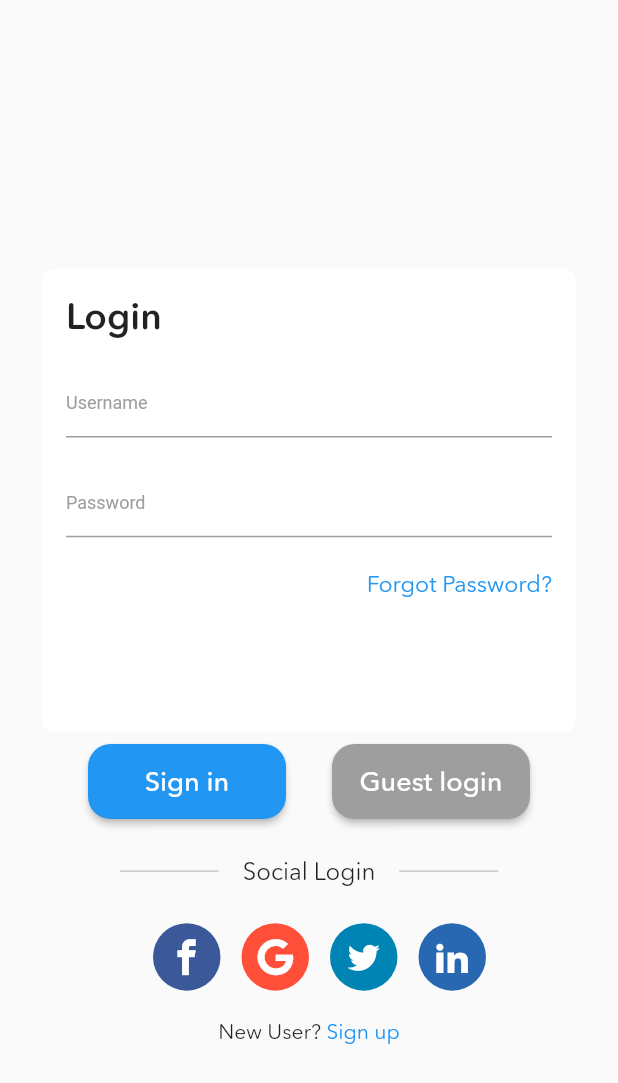
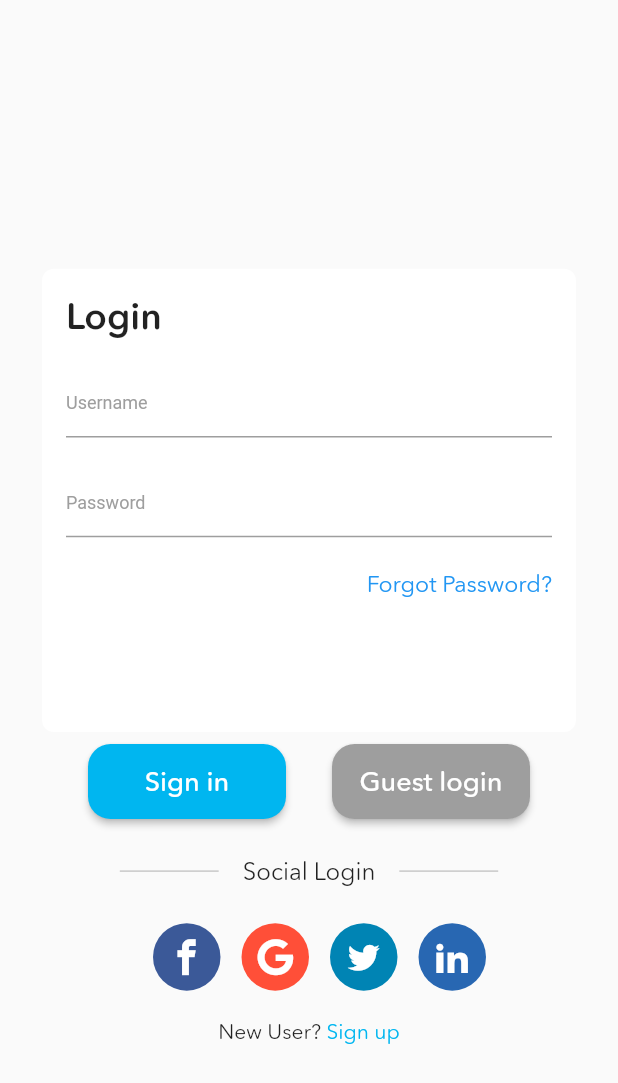
Before and after one commit to alexpavelm/DevHacksProject, a Flutter app: the screen it shows after launch, on a phone screen of 412 x 824 dp. Shown: the top 1083 px of the screen. Run offline on Flutter 3.47's test engine with Material 2 defaults, Android fonts, the light colour scheme and no system bars; our stand-ins replace auto_size_text, bubble, flutter_screenutil, font_awesome_flutter.

Commit message:
change primary color

```diff
--- a/lib/ProfilePage/ProfileView.dart
+++ b/lib/ProfilePage/ProfileView.dart
@@ -63,7 +63,7 @@ class _ProfileViewState extends State<ProfileView>
                                 child: Container(
                                   decoration: BoxDecoration(
                                     border: Border.all(
-                                        color: Colors.blueAccent, width: 2),
+                                        color: Theme.of(context).primaryColor, width: 2),
                                     borderRadius: BorderRadius.circular(50),
                                   ),
                                   child: CircleAvatar(
--- a/lib/ProfilePage/TabBarProfile.dart
+++ b/lib/ProfilePage/TabBarProfile.dart
@@ -18,8 +18,9 @@ class TabBarProfile extends StatelessWidget {
                 Tab(child: Text("Investments", style: TextStyle(fontFamily: 'Avenir', fontSize: 20,),),),
                 Tab(child: Text("Achievements", style: TextStyle(fontFamily: 'Avenir', fontSize: 20),),),
               ],
-              labelColor: Colors.blue,
+              labelColor: Theme.of(context).primaryColor,
               unselectedLabelColor: Colors.grey,
+              indicatorColor: Theme.of(context).primaryColor,
             ),
           ),
           Container(
--- a/lib/main.dart
+++ b/lib/main.dart
@@ -5,6 +5,7 @@ import 'BottomNavBar.dart';
 import 'Global.dart';
 import 'InvestmentPage/InvestedData.dart';
 import 'LoginPage.dart';
+import 'LearnPage/designCourseAppTheme.dart';
 
 void main() {
   runApp(MyApp());
@@ -32,7 +33,7 @@ class MyApp extends StatelessWidget {
     return MaterialApp(
         title: 'Flutter Demo',
         theme: ThemeData(
-          primarySwatch: Colors.blue,
+          primaryColor: DesignCourseAppTheme.nearlyBlue
         ),
         home: Scaffold(
           body: SafeArea(
```
